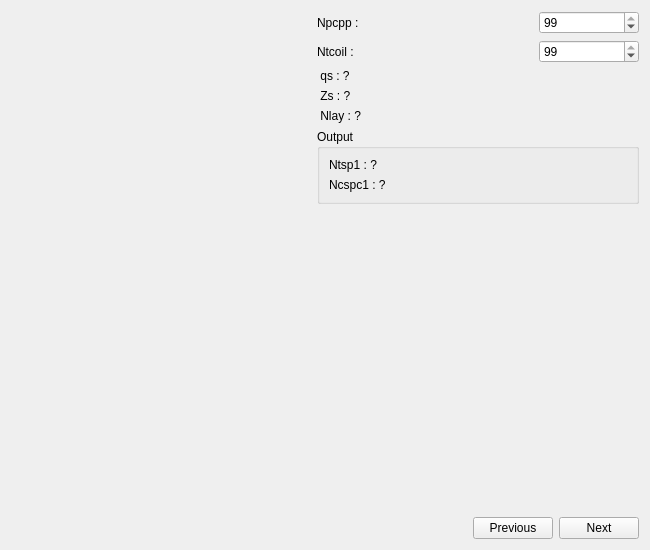
Eomys/pyleecan, file pyleecan/GUI/Dialog/DMachineSetup/SWindParam/SWindParam.ui: the form before one commit.
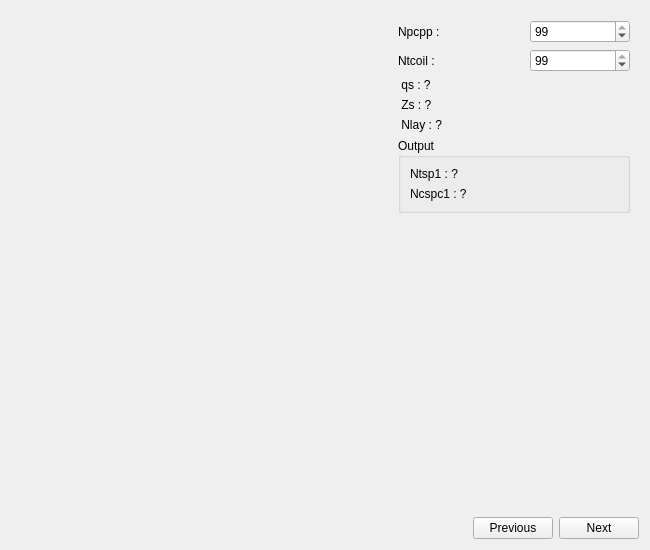
The form after the commit. Icons and pictures are not drawn.

Commit message: [CO] Updating Winding Param GUI

```diff
--- a/pyleecan/GUI/Dialog/DMachineSetup/SWindParam/SWindParam.ui
+++ b/pyleecan/GUI/Dialog/DMachineSetup/SWindParam/SWindParam.ui
@@ -42,6 +42,19 @@
       </widget>
      </item>
      <item>
+      <widget class="QWidget" name="widget" native="true">
+       <property name="minimumSize">
+        <size>
+         <width>250</width>
+         <height>0</height>
+        </size>
+       </property>
+       <property name="maximumSize">
+        <size>
+         <width>250</width>
+         <height>16777215</height>
+        </size>
+       </property>
       <layout class="QVBoxLayout" name="verticalLayout_2">
        <item>
         <layout class="QHBoxLayout" name="horizontalLayout">
@@ -197,12 +210,13 @@
          <property name="sizeHint" stdset="0">
           <size>
            <width>20</width>
-           <height>40</height>
+            <height>247</height>
           </size>
          </property>
         </spacer>
        </item>
       </layout>
+      </widget>
      </item>
     </layout>
    </item>
```
Lines whose indentation alone changed are shown as unchanged. The commit also changes 1 other file.
